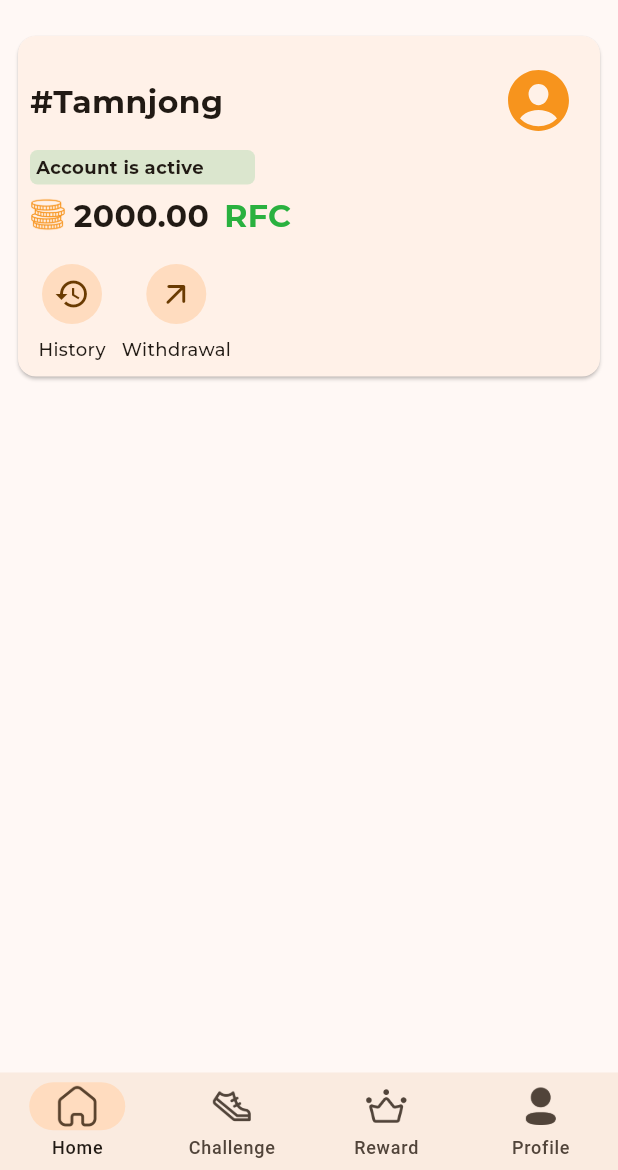
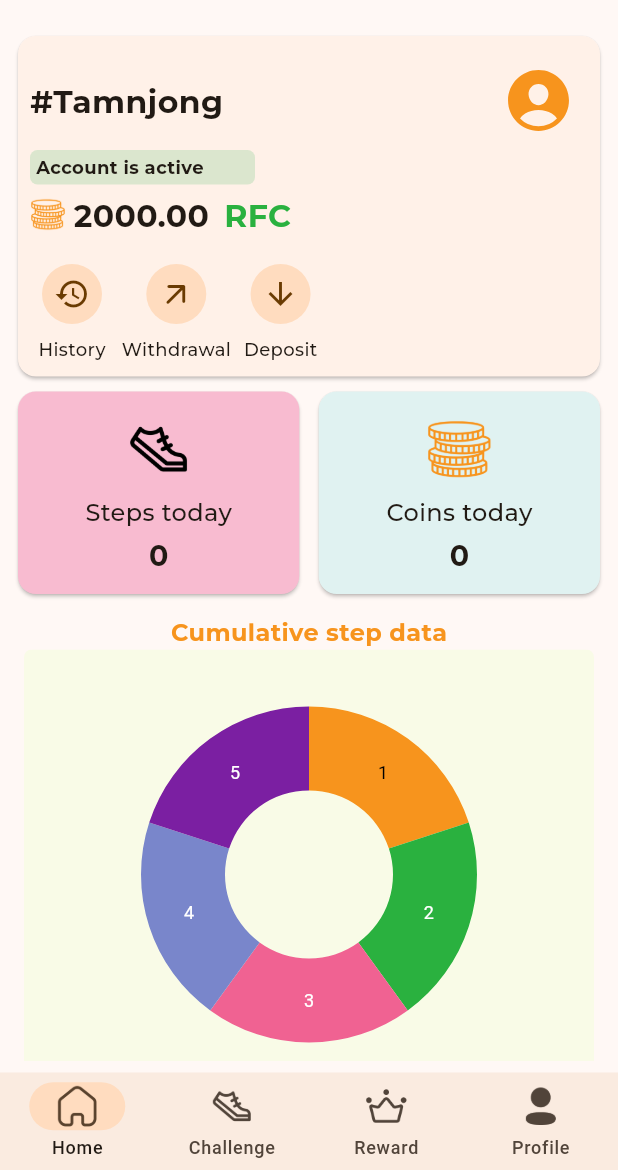
Before and after one commit to larrytamnjong/realfitz_client, a Flutter app: the screen it shows after launch, on a phone screen of 412 x 824 dp, the part 66-1236 px from its top. Run offline on Flutter 3.47's test engine with Material 3 defaults, Android fonts, the light colour scheme and no system bars; our stand-ins replace country_code_picker, flutter_form_builder, flutter_multi_formatter, form_field_validator, get, ionicons and 4 more; missing offline and left inert: count_number, health; accounts and stored records are empty; project files that could hold a hidden picture were left out.

Commit message:
Completed Ui for home page

```diff
--- a/lib/constants/api_urls.dart
+++ b/lib/constants/api_urls.dart
@@ -1,5 +1,5 @@
-//String rootUrl = 'http://10.0.2.2/realfitzapi/src/Api';
-String rootUrl = 'http://192.168.9.134:3150/src/Api';
+String rootUrl = 'http://10.0.2.2/realfitzapi/src/Api';
+//String rootUrl = 'http://192.168.9.134:3150/src/Api';
 String createAccountUrl = '$rootUrl/User/CreateUser.php';
 String loginUrl = '$rootUrl/User/LoginUser.php';
 String lastSyncTimeUrl = '$rootUrl/Step/GetLastSyncDate.php?id=';
--- a/lib/constants/strings.dart
+++ b/lib/constants/strings.dart
@@ -40,5 +40,9 @@ class AppStrings {
   static const String accountIsActive = "Account is active";
   static const String history = "History";
   static const String withdrawal = "Withdrawal";
+  static const String deposit = "Deposit";
   static const String rfc = "RFC";
+  static const String stepsToday = "Steps today";
+  static const String coinsToday = "Coins today";
+  static const String cumulativeStepData = "Cumulative step data";
 }
--- /dev/null
+++ b/lib/models/step/chart_data.dart
@@ -0,0 +1,6 @@
+class DoughnutData {
+  DoughnutData(this.x, this.y);
+
+  final String x;
+  final double y;
+}
--- a/lib/views/pages/dashboard/home/home.dart
+++ b/lib/views/pages/dashboard/home/home.dart
@@ -1,9 +1,12 @@
 import 'package:flutter/material.dart';
 import 'package:realfitzclient/constants/icon_paths.dart';
+import 'package:realfitzclient/models/step/chart_data.dart';
+import 'package:realfitzclient/views/pages/dashboard/home/widgets/doughnut_graph.dart';
+import 'package:realfitzclient/views/pages/dashboard/home/widgets/home_items.dart';
 import 'package:realfitzclient/views/resources/values_manager.dart';
 import 'package:realfitzclient/views/widgets/appbar.dart';
 
-import 'components/account_summary_card.dart';
+import 'widgets/account_summary.dart';
 
 class HomePage extends StatefulWidget {
   const HomePage({super.key});
@@ -34,9 +37,25 @@ class _HomePageState extends State<HomePage> {
           ),
         ],
       ),
-      body: const Padding(
-        padding: EdgeInsets.all(AppPadding.p8),
-        child: AccountSummaryCard(),
+      body: Padding(
+        padding: const EdgeInsets.all(AppPadding.p8),
+        child: SingleChildScrollView(
+          child: Column(
+            children: [
+              const AccountSummary(),
+              const SizedBox(height: AppSizes.s2),
+              const HomeItems(),
+              const SizedBox(height: AppSizes.s2),
+              DoughnutGraph(data: <DoughnutData>[
+                DoughnutData("1", 100),
+                DoughnutData("2", 100),
+                DoughnutData("3", 100),
+                DoughnutData("4", 100),
+                DoughnutData("5", 100)
+              ])
+            ],
+          ),
+        ),
       ),
     );
   }
--- a/lib/views/pages/dashboard/home/components/account_balance.dart
+++ b/lib/views/pages/dashboard/home/widgets/account_balance.dart
@@ -30,7 +30,7 @@ class AccountBalance extends StatelessWidget {
         Text(
           AppStrings.rfc,
           style: boldTextStyle.copyWith(
-              fontSize: FontSizes.f21, color: AppColors.whatsAppGreen),
+              fontSize: FontSizes.f21, color: AppColors.green),
           textAlign: TextAlign.end,
         )
       ],
--- a/lib/views/pages/dashboard/home/components/account_summary_card.dart
+++ b/lib/views/pages/dashboard/home/widgets/account_summary.dart
@@ -5,10 +5,10 @@ import '../../../../resources/values_manager.dart';
 import 'account_balance.dart';
 import 'account_status.dart';
 import 'column_button.dart';
-import 'name_profile_icon.dart';
+import 'name_profile.dart';
 
-class AccountSummaryCard extends StatelessWidget {
-  const AccountSummaryCard({
+class AccountSummary extends StatelessWidget {
+  const AccountSummary({
     super.key,
   });
 
@@ -35,15 +35,21 @@ class AccountSummaryCard extends StatelessWidget {
                 const SizedBox(height: AppSizes.s10),
                 Row(
                   children: [
-                    ColumnButton(
+                    VerticalTextButton(
                       icon: Icons.history,
                       text: AppStrings.history,
                       onPressed: () {},
                     ),
                     const SizedBox(width: AppSizes.s5),
-                    ColumnButton(
+                    VerticalTextButton(
                       icon: Icons.arrow_outward_rounded,
                       text: AppStrings.withdrawal,
+                      onPressed: () {},
+                    ),
+                    const SizedBox(width: AppSizes.s5),
+                    VerticalTextButton(
+                      icon: Icons.arrow_downward,
+                      text: AppStrings.deposit,
                       onPressed: () {},
                     ),
                   ],
--- a/lib/views/pages/dashboard/home/components/column_button.dart
+++ b/lib/views/pages/dashboard/home/widgets/column_button.dart
@@ -2,11 +2,11 @@ import 'package:flutter/material.dart';
 
 import '../../../../styles/text_styles.dart';
 
-class ColumnButton extends StatelessWidget {
+class VerticalTextButton extends StatelessWidget {
   final String text;
   final Function() onPressed;
   final IconData icon;
-  const ColumnButton({
+  const VerticalTextButton({
     super.key,
     required this.text,
     required this.onPressed,
--- /dev/null
+++ b/lib/views/pages/dashboard/home/widgets/doughnut_graph.dart
@@ -0,0 +1,52 @@
+import 'package:flutter/material.dart';
+import 'package:realfitzclient/views/resources/values_manager.dart';
+import 'package:realfitzclient/views/styles/text_styles.dart';
+import 'package:syncfusion_flutter_charts/charts.dart';
+
+import '../../../../../constants/strings.dart';
+import '../../../../../models/step/chart_data.dart';
+import '../../../../resources/colors_manager.dart';
+
+class DoughnutGraph extends StatelessWidget {
+  final List<DoughnutData> data;
+  const DoughnutGraph({super.key, required this.data});
+
+  @override
+  Widget build(BuildContext context) {
+    return Padding(
+      padding: const EdgeInsets.all(8.0),
+      child: Column(
+        crossAxisAlignment: CrossAxisAlignment.center,
+        children: [
+          Text(
+            AppStrings.cumulativeStepData,
+            style: boldTextStyle.copyWith(
+                color: AppColors.primary, fontSize: FontSizes.f16),
+          ),
+          ClipRRect(
+            borderRadius: BorderRadius.circular(AppBorderRadius.r5),
+            child: SfCircularChart(
+              backgroundColor: AppColors.paleLime,
+              palette: [
+                AppColors.primary,
+                AppColors.green,
+                AppColors.pink,
+                AppColors.indigo,
+                AppColors.purple,
+              ],
+              series: <CircularSeries<DoughnutData, String>>[
+                DoughnutSeries<DoughnutData, String>(
+                  dataSource: data,
+                  xValueMapper: (DoughnutData data, _) => data.x,
+                  yValueMapper: (DoughnutData data, _) => data.y,
+                  dataLabelMapper: (DoughnutData data, _) => data.x,
+                  dataLabelSettings: const DataLabelSettings(isVisible: true),
+                )
+              ],
+            ),
+          ),
+        ],
+      ),
+    );
+  }
+}
--- /dev/null
+++ b/lib/views/pages/dashboard/home/widgets/home_item.dart
@@ -0,0 +1,88 @@
+import 'package:count_number/count_number.dart';
+import 'package:flutter/material.dart';
+import 'package:get/get.dart';
+import 'package:realfitzclient/views/resources/values_manager.dart';
+
+import '../../../../styles/text_styles.dart';
+
+class HomeItem extends StatefulWidget {
+  final String iconPath;
+  final String title;
+  final String value;
+  final Color cardColor;
+  final Color iconColor;
+  const HomeItem({
+    super.key,
+    required this.iconPath,
+    required this.title,
+    required this.value,
+    required this.cardColor,
+    required this.iconColor,
+  });
+
+  @override
+  State<HomeItem> createState() => _HomeItemState();
+}
+
+class _HomeItemState extends State<HomeItem> {
+  var count = 0.obs;
+  late CountNumber countNumber;
+
+  @override
+  void initState() {
+    super.initState();
+    countNumber = CountNumber(
+      endValue: int.parse(widget.value),
+      onUpdate: (value) {
+        count.value = value as int;
+      },
+    );
+  }
+
+  @override
+  void dispose() {
+    countNumber.stop();
+    super.dispose();
+  }
+
+  @override
+  Widget build(BuildContext context) {
+    countNumber.start();
+    return Expanded(
+      child: Card(
+        color: widget.cardColor,
+        child: Padding(
+          padding: const EdgeInsets.all(AppPadding.p8),
+          child: Column(
+            crossAxisAlignment: CrossAxisAlignment.center,
+            children: [
+              Padding(
+                padding: const EdgeInsets.all(AppPadding.p8),
+                child: ImageIcon(
+                  AssetImage(widget.iconPath),
+                  size: AppSizes.s45,
+                  color: widget.iconColor,
+                ),
+              ),
+              Text(
+                widget.title,
+                style: regularTextStyle.copyWith(
+                  fontSize: FontSizes.f16,
+                ),
+              ),
+              Padding(
+                padding: const EdgeInsets.all(AppPadding.p4),
+                child: Obx(
+                  () => Text(
+                    count.value.toString(),
+                    style: boldTextStyle.copyWith(fontSize: FontSizes.f19),
+                  ),
+                ),
+              ),
+            ],
+          ),
+        ),
+      ),
+    );
+  }
+}
--- /dev/null
+++ b/lib/views/pages/dashboard/home/widgets/home_items.dart
@@ -0,0 +1,43 @@
+import 'package:flutter/material.dart';
+import 'package:realfitzclient/constants/icon_paths.dart';
+import 'package:realfitzclient/views/pages/dashboard/home/widgets/home_item.dart';
+import 'package:realfitzclient/views/resources/values_manager.dart';
+
+import '../../../../../constants/strings.dart';
+import '../../../../resources/colors_manager.dart';
+
+class HomeItems extends StatefulWidget {
+  const HomeItems({super.key});
+
+  @override
+  State<HomeItems> createState() => _HomeItemsState();
+}
+
+class _HomeItemsState extends State<HomeItems> {
+  @override
+  Widget build(BuildContext context) {
+    return Column(
+      children: [
+        Row(
+          children: [
+            HomeItem(
+              title: AppStrings.stepsToday,
+              value: "5000",
+              cardColor: AppColors.palePink,
+              iconColor: AppColors.black,
+              iconPath: IconPaths.shoe,
+            ),
+            const SizedBox(width: AppSizes.s5),
+            HomeItem(
+              title: AppStrings.coinsToday,
+              value: "5000",
+              cardColor: AppColors.paleTeal,
+              iconColor: AppColors.primary,
+              iconPath: IconPaths.coins,
+            ),
+          ],
+        )
+      ],
+    );
+  }
+}
--- a/lib/views/pages/onboarding/splash_page.dart
+++ b/lib/views/pages/onboarding/splash_page.dart
@@ -33,7 +33,7 @@ class _SplashPageState extends State<SplashPage> {
               colors: [
                 AppColors.brightBlue,
                 AppColors.primary,
-                AppColors.whatsAppGreen,
+                AppColors.green,
                 AppColors.red,
                 AppColors.primary
               ],
--- a/lib/views/resources/alerts.dart
+++ b/lib/views/resources/alerts.dart
@@ -8,7 +8,7 @@ import '../../constants/strings.dart';
 void showSuccessSnackBar() {
   Get.showSnackbar(
     GetSnackBar(
-      backgroundColor: AppColors.whatsAppGreen,
+      backgroundColor: AppColors.green,
       title: AppStrings.alert,
       message: AppStrings.successful,
       icon: Icon(
--- a/lib/views/resources/colors_manager.dart
+++ b/lib/views/resources/colors_manager.dart
@@ -5,7 +5,15 @@ class AppColors {
   static Color grey = const Color(0XFFBDBDBD);
   static Color white = const Color(0XFFFFFFFF);
   static Color brightBlue = const Color(0XFF2196F3);
-  static Color whatsAppGreen = const Color(0XFF2AB13F);
+  static Color green = const Color(0XFF2AB13F);
   static Color red = const Color(0XFFF70000);
   static Color lightGreen = const Color(0XFFA5D6A7);
+  static Color black = const Color(0XFF000000);
+  static Color paleTeal = const Color(0XFFE0F2F1);
+  static Color palePink = const Color(0XFFF8BBD0);
+  static Color paleLime = const Color(0XFFF9FBE7);
+  static Color purple = const Color(0XFF7B1FA2);
+  static Color yellow = const Color(0XFFFFEB3B);
+  static Color indigo = const Color(0XFF7986CB);
+  static Color pink = const Color(0XFFF06292);
 }
--- a/lib/views/resources/values_manager.dart
+++ b/lib/views/resources/values_manager.dart
@@ -16,6 +16,8 @@ class AppPadding {
 
 class AppSizes {
   static const double s0 = 0.0;
+  static const double s_05 = 0.5;
+  static const double s_01 = 0.1;
   static const double s2 = 2.0;
   static const double s5 = 5.0;
   static const double s10 = 10.0;
--- a/lib/views/widgets/divider.dart
+++ b/lib/views/widgets/divider.dart
@@ -15,7 +15,7 @@ class LineDivider extends StatelessWidget {
   Widget build(BuildContext context) {
     return Padding(
       padding: EdgeInsets.symmetric(horizontal: padding ?? AppPadding.p60),
-      child: Divider(thickness: thickness ?? 0.1),
+      child: Divider(thickness: thickness ?? AppSizes.s_01),
     );
   }
 }
--- a/pubspec.yaml
+++ b/pubspec.yaml
@@ -46,6 +46,8 @@ dependencies:
   flutter_multi_formatter: ^2.11.2
   loading_indicator: ^3.1.1
   ionicons: ^0.2.2
+  count_number: ^0.3.71+1
+  syncfusion_flutter_charts: ^24.2.7+1
 
 dev_dependencies:
   flutter_test:
```
Also changed, not shown: lib/views/pages/dashboard/home/widgets/account_status.dart (renamed from lib/views/pages/dashboard/home/components/account_status.dart), lib/views/pages/dashboard/home/widgets/name_profile.dart (renamed from lib/views/pages/dashboard/home/components/name_profile_icon.dart), pubspec.lock.
